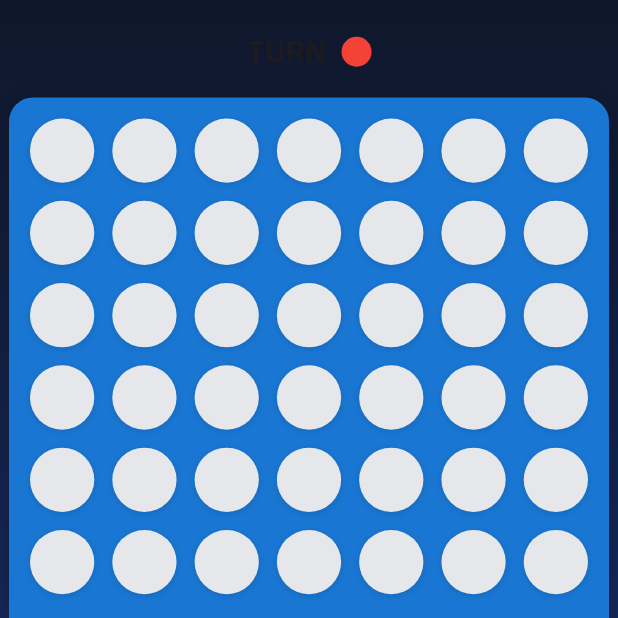
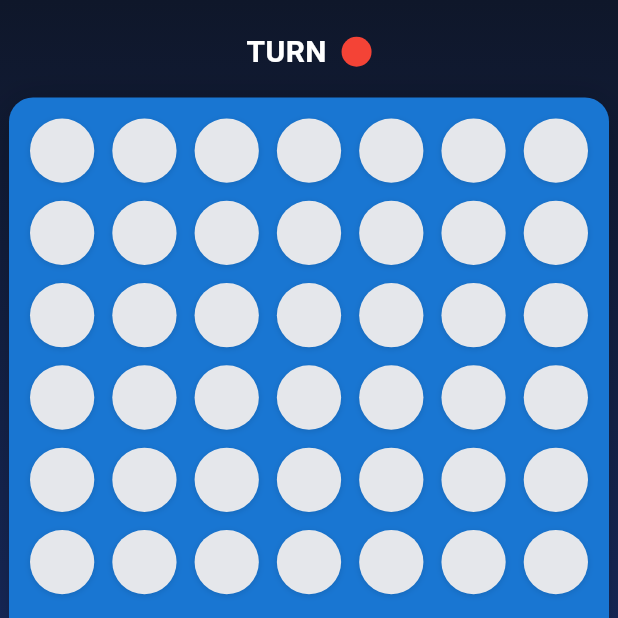
Before and after one commit to Diaa-Essam/Connect-4, a Flutter app: the screen it shows after launch, on a phone screen of 412 x 824 dp, the top half of it. Run offline on Flutter 3.47's test engine with Material 3 defaults, Android fonts, the phone set to English and light mode, and no system bars.

Commit message:
style: add glow effect to player pieces

```diff
--- a/lib/presentation/game_screen.dart
+++ b/lib/presentation/game_screen.dart
@@ -42,6 +42,7 @@ class _GameScreenState extends State<GameScreen> {
                       style: TextStyle(
                         fontWeight: FontWeight.bold,
                         fontSize: 20,
+                        color: Colors.white,
                       ),
                     ),
                     SizedBox(width: 10),
@@ -125,6 +126,17 @@ class _GameScreenState extends State<GameScreen> {
                                   shape: BoxShape.circle,
                                   color: color,
                                   boxShadow: [
+                                    if (cell != 0)
+                                      BoxShadow(
+                                        color:
+                                            (cell == 1
+                                                    ? Colors.red
+                                                    : Colors.yellow)
+                                                .withOpacity(0.6),
+                                        blurRadius: 12,
+                                        spreadRadius: 2,
+                                      ),
+
                                     BoxShadow(
                                       color: Colors.black12,
                                       blurRadius: 3,
```
